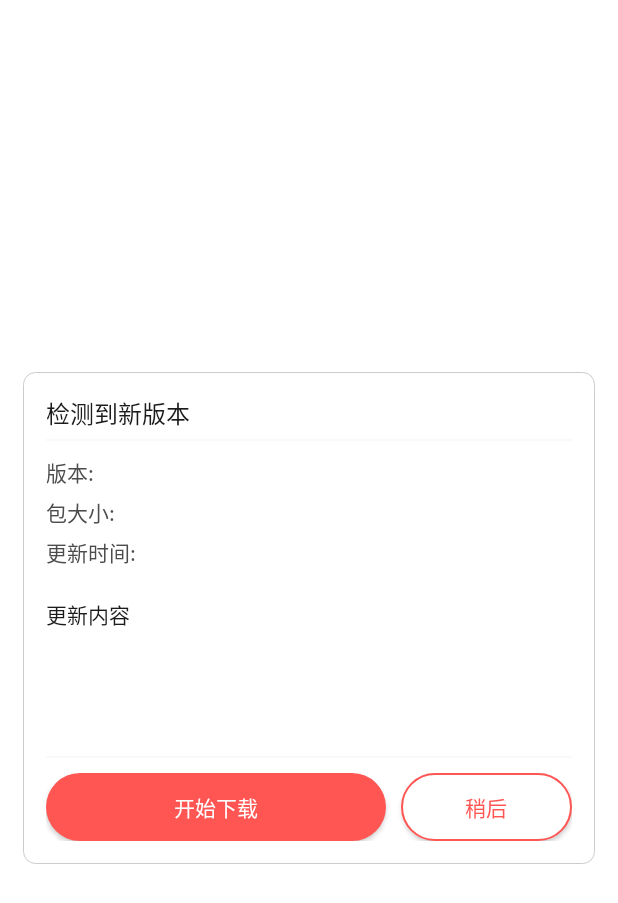
After one commit to hellojessehao/huitao, an Android app: the layout upgrade_activity.xml on its own in the app's theme, with its tools: preview values and no code run, on a phone screen of 412 x 824 dp. The commit adds this screen. Shown: the top 903 px of the screen. Run offline under Robolectric (Android 15) with nearby library versions, the phone set to English and light mode, and no system bars.

Commit message:
1.接入腾讯bugly在线升级； 2.优化登录体验； 3.在线升级放到HomePageActivity里； 4.“返现”页面右上角，显示版本号； 5.主页左上角logo点击会提示新手指引； 6.更改下载二维码文案、地址； 7.混淆规则加上bugly规则。

```diff
--- a/app/src/main/java/com/android/jesse/huitao/model/Constant.java
+++ b/app/src/main/java/com/android/jesse/huitao/model/Constant.java
@@ -41,6 +41,7 @@ public class Constant {
     public static final String PID_TAOBAO = "mm_480300196_767750207_109339400190";//推广位ID（必须是授权淘宝号下的推广位）
     public static final String APKEY_MIAOYQ = "15025093-8d67-e26d-353b-0c9e2e7329b1";//喵有券平台APKEY
     public static final String APIKEY_DINGDX = "GIzds8rtUV3gJJiHsSKgXAg5j7DKCF5t";//订单侠APIkey
+    public static final String APPID_BUGLY = "acdfdd0500";
     //@}
 
     //淘客相关参数@{
--- a/app/src/main/java/com/android/jesse/huitao/view/fragment/AboutUsFragment.java
+++ b/app/src/main/java/com/android/jesse/huitao/view/fragment/AboutUsFragment.java
@@ -16,6 +16,8 @@ import android.widget.Toast;
 
 import com.android.jesse.huitao.R;
 import com.android.jesse.huitao.model.Constant;
+import com.android.jesse.huitao.net.util.DeviceUtil;
+import com.android.jesse.huitao.utils.ApkInfoUtils;
 import com.android.jesse.huitao.utils.BaichuanUtils;
 import com.android.jesse.huitao.utils.DialogUtil;
 import com.android.jesse.huitao.utils.GlideUtil;
@@ -32,6 +34,7 @@ import com.android.jesse.huitao.view.activity.LoginActivity;
 import com.android.jesse.huitao.view.activity.base.BaseFragment;
 import com.android.jesse.huitao.view.custom.ImageViewRoundRect;
 import com.blankj.utilcode.util.ActivityUtils;
+import com.blankj.utilcode.util.DeviceUtils;
 import com.pgyersdk.feedback.PgyerFeedbackManager;
 
 import butterknife.BindView;
@@ -52,6 +55,8 @@ public class AboutUsFragment extends BaseFragment {
     TextView tv_name;
     @BindView(R.id.tv_activities)
     TextView tv_activities;
+    @BindView(R.id.tv_version_name)
+    TextView tv_version_name;
 
     private Dialog mLogoutDialog;
 
@@ -62,6 +67,7 @@ public class AboutUsFragment extends BaseFragment {
 
     @Override
     protected void initEventAndData() {
+        tv_version_name.setText("v"+ApkInfoUtils.getVersionName(mContext));
         GlideUtil.getInstance().loadOriImg(mContext,SharedPreferencesUtil.getStringDate(Constant.AVATAR_URL),iv_trait);
         tv_name.setText(SharedPreferencesUtil.getStringDate(Constant.NICKNAME));
         ForegroundColorSpan colorSpan = new ForegroundColorSpan(Color.RED);
--- /dev/null
+++ b/app/src/main/res/drawable/bg_white_stroke1_radius8.xml
@@ -0,0 +1,10 @@
+<?xml version="1.0" encoding="utf-8"?>
+<shape xmlns:android="http://schemas.android.com/apk/res/android">
+
+    <solid android:color="@color/white"/>
+
+    <stroke android:color="@color/color_most_shallow" android:width="0.5dp"/>
+
+    <corners android:radius="@dimen/dp_8"/>
+
+</shape>
--- a/app/src/main/res/layout/tkl_display_dialog.xml
+++ b/app/src/main/res/layout/tkl_display_dialog.xml
@@ -116,6 +116,7 @@
             android:background="@drawable/bg_white_strokered1_radius45"
             android:layout_marginEnd="@dimen/dp_10"
             android:textColor="@color/red"
+            android:visibility="visible"
             />
 
     </LinearLayout>
--- /dev/null
+++ b/app/src/main/res/layout/upgrade_activity.xml
@@ -0,0 +1,131 @@
+<?xml version="1.0" encoding="utf-8"?>
+<RelativeLayout xmlns:android="http://schemas.android.com/apk/res/android"
+    android:layout_width="match_parent"
+    android:layout_height="match_parent"
+    android:orientation="vertical"
+    android:background="@color/transparent"
+    >
+
+    <LinearLayout
+        android:layout_width="match_parent"
+        android:layout_height="wrap_content"
+        android:orientation="vertical"
+        android:padding="@dimen/dp_15"
+        android:background="@drawable/bg_white_stroke1_radius8"
+        android:layout_centerInParent="true"
+        android:layout_margin="@dimen/dp_15"
+        >
+
+        <TextView
+            android:id="@+id/tv_title"
+            android:layout_width="wrap_content"
+            android:layout_height="wrap_content"
+            android:tag="beta_title"
+            android:text="检测到新版本"
+            android:textColor="@color/color_maintext_title"
+            android:textSize="@dimen/sp_16" />
+
+        <View
+            android:layout_width="match_parent"
+            android:layout_height="1dp"
+            android:layout_marginTop="@dimen/dp_5"
+            android:background="@color/color_most_shallow_background" />
+
+        <TextView
+            android:id="@+id/tv_version_name"
+            android:layout_width="wrap_content"
+            android:layout_height="wrap_content"
+            android:layout_marginTop="@dimen/dp_10"
+            android:tag="beta_upgrade_info"
+            android:text="版本:"
+            android:textColor="@color/color_subtext_subtitle"
+            android:textSize="@dimen/sp_14" />
+
+        <TextView
+            android:id="@+id/tv_package_size"
+            android:layout_width="wrap_content"
+            android:layout_height="wrap_content"
+            android:layout_marginTop="@dimen/dp_5"
+            android:tag="beta_upgrade_info"
+            android:text="包大小:"
+            android:textColor="@color/color_subtext_subtitle"
+            android:textSize="@dimen/sp_14" />
+
+        <TextView
+            android:id="@+id/tv_upgrade_time"
+            android:layout_width="wrap_content"
+            android:layout_height="wrap_content"
+            android:layout_marginTop="@dimen/dp_5"
+            android:tag="beta_upgrade_info"
+            android:text="更新时间:"
+            android:textColor="@color/color_subtext_subtitle"
+            android:textSize="@dimen/sp_14" />
+
+        <ScrollView
+            android:layout_width="match_parent"
+            android:layout_height="100dp"
+            android:layout_marginTop="@dimen/dp_20"
+            android:scrollbars="none"
+            >
+
+            <LinearLayout
+                android:layout_width="match_parent"
+                android:layout_height="match_parent"
+                android:orientation="vertical">
+
+                <TextView
+                    android:layout_width="wrap_content"
+                    android:layout_height="wrap_content"
+                    android:tag="beta_upgrade_feature"
+                    android:text="更新内容"
+                    android:textColor="@color/color_maintext_title"
+                    android:textSize="@dimen/sp_14" />
+
+                <TextView
+                    android:id="@+id/tv_upgrade_content"
+                    android:layout_width="match_parent"
+                    android:layout_height="wrap_content"
+                    android:layout_marginTop="@dimen/dp_5"
+                    android:text=""
+                    android:textColor="@color/color_subtext_subtitle" />
+            </LinearLayout>
+        </ScrollView>
+
+        <View
+            android:layout_width="match_parent"
+            android:layout_height="1dp"
+            android:layout_marginTop="@dimen/dp_5"
+            android:background="@color/color_most_shallow_background" />
+
+        <LinearLayout
+            android:layout_width="match_parent"
+            android:layout_height="wrap_content"
+            android:layout_marginTop="@dimen/dp_10"
+            android:orientation="horizontal">
+
+            <Button
+                android:id="@+id/btn_upgrade"
+                android:layout_width="0dp"
+                android:layout_height="@dimen/dp_45"
+                android:layout_marginEnd="@dimen/dp_10"
+                android:layout_weight="1"
+                android:background="@drawable/bg_red_radius45"
+                android:tag="beta_confirm_button"
+                android:text="开始下载"
+                android:textColor="@color/white" />
+
+            <Button
+                android:id="@+id/btn_cancel"
+                android:layout_width="0dp"
+                android:layout_height="@dimen/dp_45"
+                android:layout_weight="0.5"
+                android:background="@drawable/bg_white_strokered1_radius45"
+                android:tag="beta_cancel_button"
+                android:text="稍后"
+                android:textColor="@color/red" />
+
+        </LinearLayout>
+
+    </LinearLayout>
+
+</RelativeLayout>
```
Also changed, not shown: app/build.gradle (+9 -4 lines), app/src/main/AndroidManifest.xml (+7 -0 lines), app/src/main/java/com/android/jesse/huitao/utils/BaichuanUtils.java (+11 -1 lines), app/src/main/java/com/android/jesse/huitao/view/activity/HomePageActivity.java (+40 -18 lines), app/src/main/java/com/android/jesse/huitao/view/activity/UpgradeActivity.java (added, +142 -0 lines), app/src/main/java/com/android/jesse/huitao/view/fragment/RecommendFragment.java (+21 -1 lines), app/src/main/res/layout/about_us_fragment.xml (+10 -0 lines), app/src/main/res/layout/upgrade_dialog.xml (added, +87 -0 lines), app/src/main/res/mipmap-xxhdpi/publish_qrcode.png, 1 other file.
